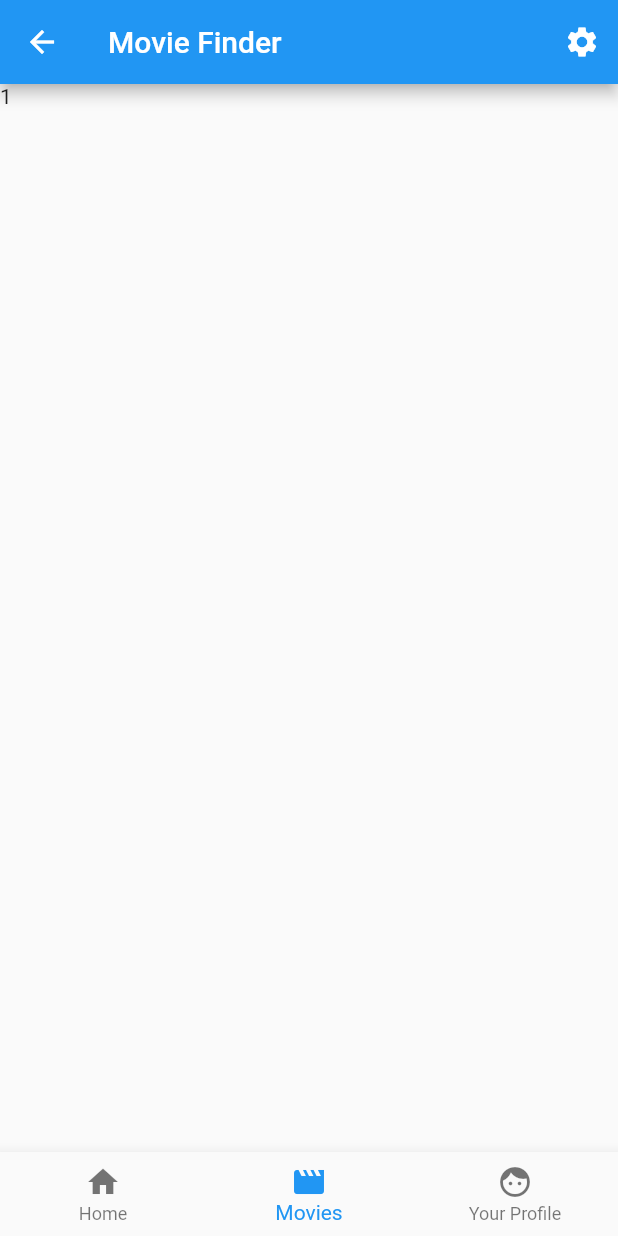
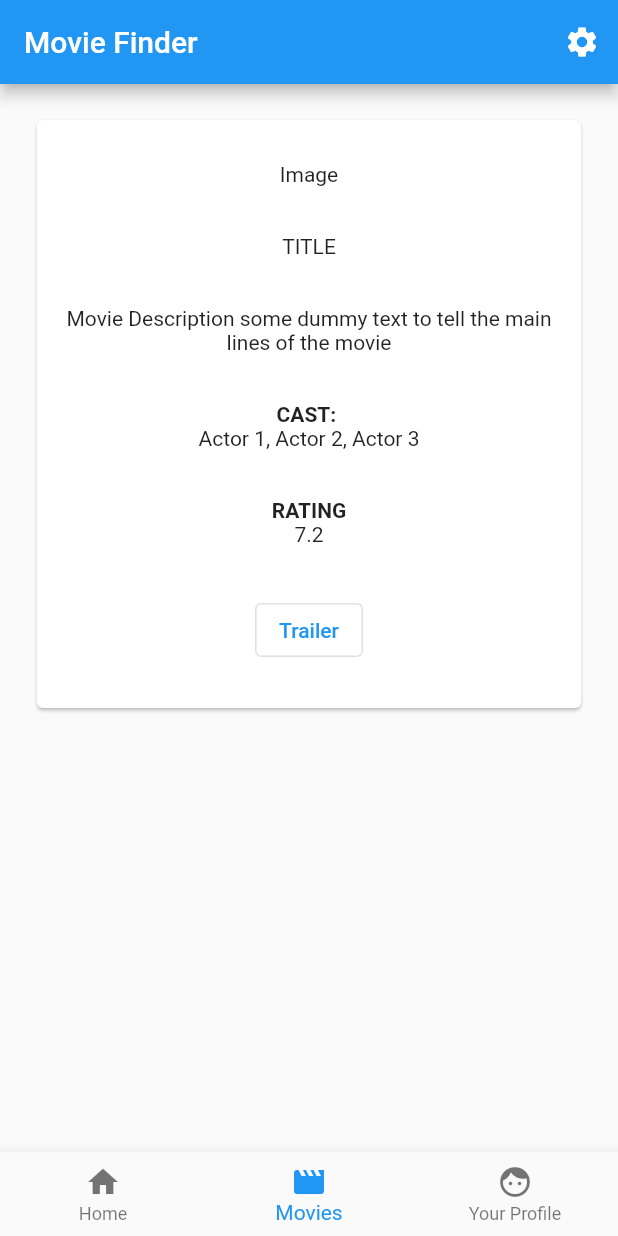
Before and after one commit to robinaerts/MovieFinder, a Flutter app: the MainApp screen opened directly, item 2 of the bottom bar chosen, on a phone screen of 412 x 824 dp. Run offline on Flutter 3.47's test engine with Material 2 defaults, Android fonts, the phone set to English and light mode, and no system bars; our stand-ins replace firebase_auth, firebase_core, google_fonts; accounts and stored records are empty; network calls fail.

Commit message:
Basic movie card

```diff
--- a/lib/components/movies.dart
+++ b/lib/components/movies.dart
@@ -0,0 +1,11 @@
+import './rate_movie.dart';
+import "package:flutter/material.dart";
+
+class Movies extends StatelessWidget {
+  const Movies({Key? key}) : super(key: key);
+
+  @override
+  Widget build(BuildContext context) {
+    return const RateMovie();
+  }
+}
--- /dev/null
+++ b/lib/components/rate_movie.dart
@@ -0,0 +1,53 @@
+import 'package:flutter/material.dart';
+
+class RateMovie extends StatefulWidget {
+  const RateMovie({Key? key}) : super(key: key);
+
+  @override
+  State<RateMovie> createState() => _RateMovieState();
+}
+
+class _RateMovieState extends State<RateMovie> {
+  @override
+  Widget build(BuildContext context) {
+    return Container(
+      height: 400,
+      alignment: Alignment.topCenter,
+      margin: EdgeInsets.only(top: 20),
+      child: FractionallySizedBox(
+        widthFactor: 0.9,
+        child: Card(
+          child: Container(
+            padding: const EdgeInsets.all(12),
+            child: Column(
+                crossAxisAlignment: CrossAxisAlignment.center,
+                mainAxisAlignment: MainAxisAlignment.spaceAround,
+                children: [
+                  const Text("Image"),
+                  const Text("TITLE"),
+                  const Text(
+                    "Movie Description some dummy text to tell the main lines of the movie",
+                    textAlign: TextAlign.center,
+                  ),
+                  Column(
+                    children: const [
+                      Text("CAST: ",
+                          style: TextStyle(fontWeight: FontWeight.bold)),
+                      Text("Actor 1, Actor 2, Actor 3"),
+                    ],
+                  ),
+                  Column(
+                    children: const [
+                      Text("RATING",
+                          style: TextStyle(fontWeight: FontWeight.bold)),
+                      Text("7.2"),
+                    ],
+                  ),
+                  OutlinedButton(onPressed: () {}, child: const Text("Trailer"))
+                ]),
+          ),
+        ),
+      ),
+    );
+  }
+}
--- a/lib/pages/login.dart
+++ b/lib/pages/login.dart
@@ -1,5 +1,6 @@
 import 'package:firebase_auth/firebase_auth.dart';
 import 'package:flutter/material.dart';
+import 'package:moviefinder/pages/main_app.dart';
 import 'package:moviefinder/pages/signup.dart';
 
 class Login extends StatefulWidget {
@@ -16,6 +17,8 @@ class _LoginState extends State<Login> {
   Future signinUser() async {
     await FirebaseAuth.instance.signInWithEmailAndPassword(
         email: emailController.text, password: passwordController.text);
+    Navigator.pushReplacement(
+        context, MaterialPageRoute(builder: (context) => const MainApp()));
   }
 
   @override
--- a/lib/pages/main_app.dart
+++ b/lib/pages/main_app.dart
@@ -1,4 +1,7 @@
 import 'package:flutter/material.dart';
+import 'package:moviefinder/components/movies.dart';
+import 'package:moviefinder/components/overview.dart';
+import 'package:moviefinder/components/profile.dart';
 import 'package:moviefinder/pages/settings.dart';
 
 class MainApp extends StatefulWidget {
@@ -21,7 +24,11 @@ class _MainAppState extends State<MainApp> {
             },
             icon: const Icon(Icons.settings))
       ]),
-      body: Text(selectedPage.toString()),
+      body: ((selectedPage == 0)
+          ? const Overview()
+          : (selectedPage == 1)
+              ? const Movies()
+              : const Profile()),
       bottomNavigationBar: BottomNavigationBar(
         items: const [
           BottomNavigationBarItem(icon: Icon(Icons.home), label: "Home"),
```
Also changed, not shown: lib/components/overview.dart (+10 -0 lines), lib/components/profile.dart (+29 -0 lines).
